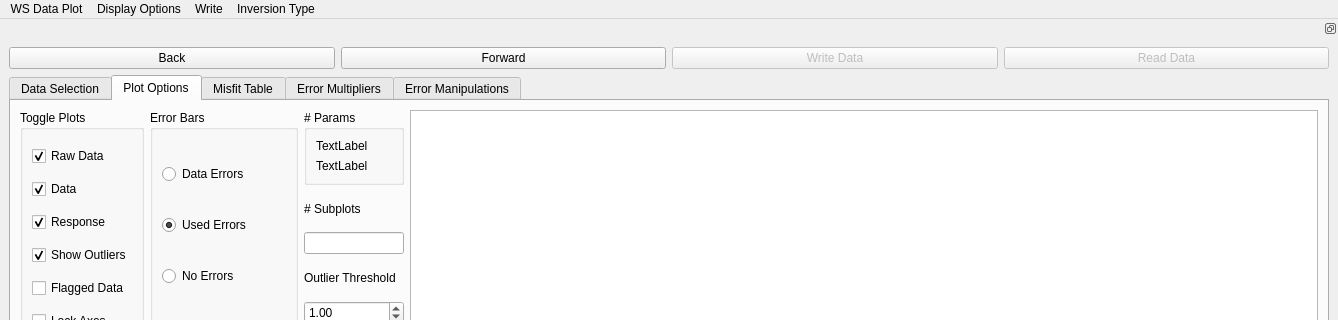
Above: pyMT/DataGUI/data_plot.ui from eroots/pyMT before the change; both pictures show x 0 to 1338 and y 0 to 320 of the 1338 by 849 pixel window. Below: the same form after it.
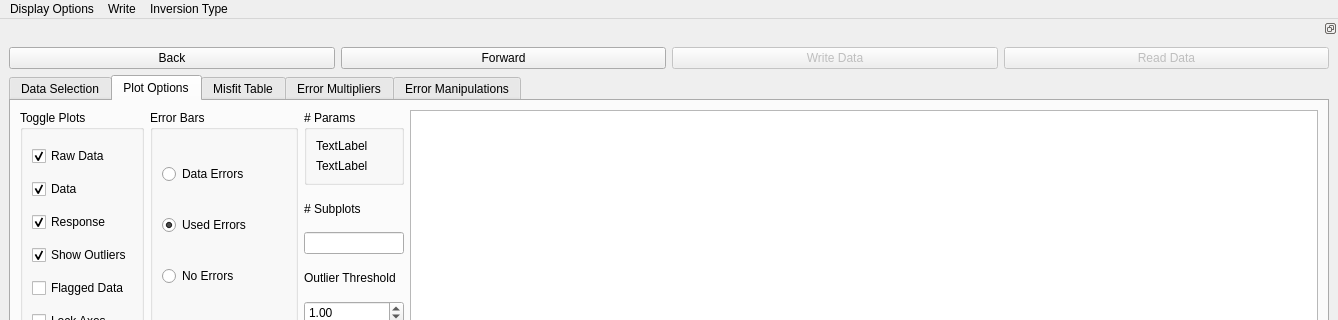
That is the form after the change. The open tabs and pages were chosen to show the change.

Commit message: fix bug with write_removed

What changed in the file:
```diff
--- a/pyMT/DataGUI/data_plot.ui
+++ b/pyMT/DataGUI/data_plot.ui
@@ -63,12 +63,6 @@
      <height>26</height>
     </rect>
    </property>
-   <widget class="QMenu" name="menuWS_Data_Plot">
-    <property name="title">
-     <string>WS Data Plot</string>
-    </property>
-    <addaction name="separator"/>
-   </widget>
    <widget class="QMenu" name="menuDisplay_Options">
     <property name="title">
      <string>Display Options</string>
@@ -134,7 +128,6 @@
     <addaction name="inv_type9"/>
     <addaction name="inv_type10"/>
    </widget>
-   <addaction name="menuWS_Data_Plot"/>
    <addaction name="menuDisplay_Options"/>
    <addaction name="menuWrite"/>
    <addaction name="menuInversion_Type_2"/>
```
Left out of the diff: 2 changed lines with no effect on the pictures. The commit also changes 2 other files.
